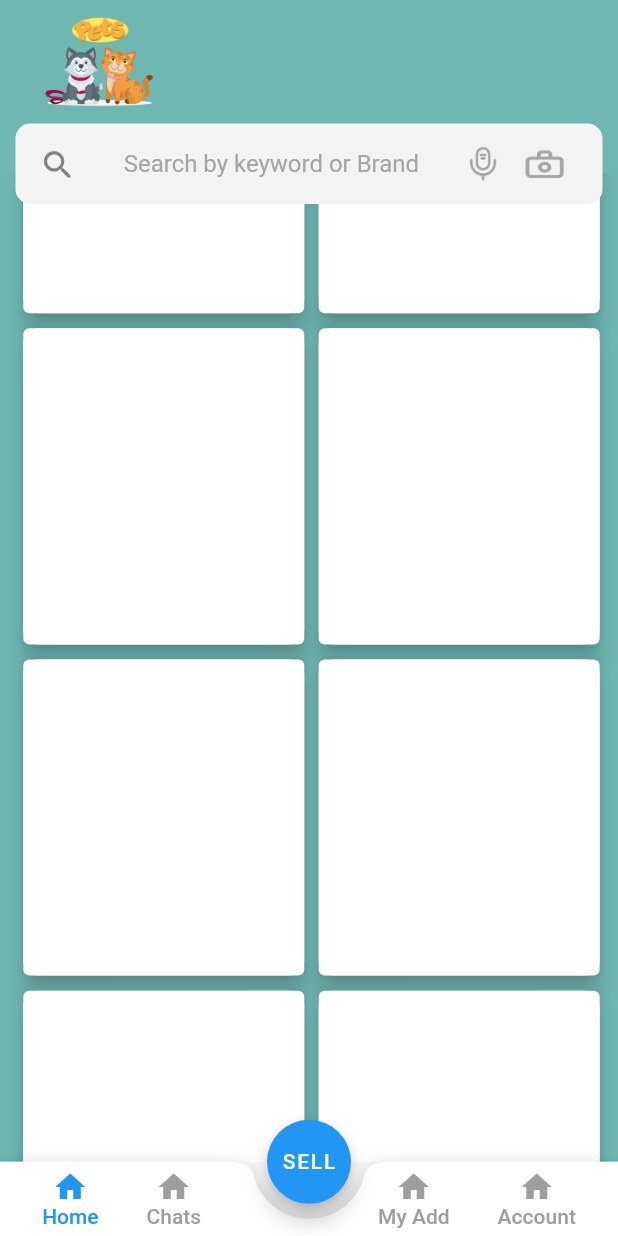
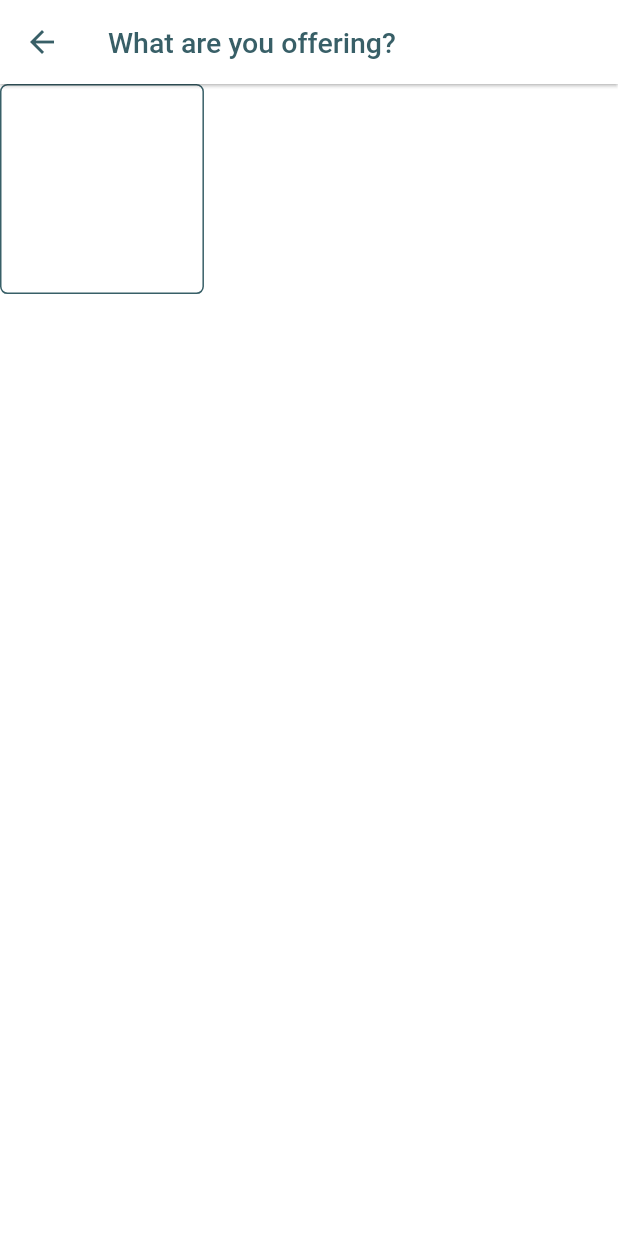
Before and after one commit to shaheensha-007/pet-food1, a Flutter app: the BottomNavigation screen opened directly, scrolled down 576 dp, after a tap on "SELL", on a phone screen of 412 x 824 dp. Run offline on Flutter 3.47's test engine with Material 2 defaults, Android fonts, the phone set to English and light mode, and no system bars; our stand-ins replace firebase_auth, firebase_core, fluttertoast, shared_preferences; accounts and stored records are empty.

Commit message:
home ui creation completed

```diff
--- /dev/null
+++ b/lib/BottomNavigationScreen/Sell/offering.dart
@@ -0,0 +1,40 @@
+import 'package:flutter/material.dart';
+
+class SellBaseScreen extends StatefulWidget {
+  const SellBaseScreen({Key? key}) : super(key: key);
+
+  @override
+  State<SellBaseScreen> createState() => _SellBaseScreenState();
+}
+
+class _SellBaseScreenState extends State<SellBaseScreen> {
+  @override
+  Widget build(BuildContext context) {
+    var mwidth = MediaQuery.of(context).size.width;
+    var mheight = MediaQuery.of(context).size.height;
+    return Scaffold(
+      backgroundColor: Colors.white,
+      appBar: AppBar(
+        leading: IconButton(
+          icon: Icon(
+            Icons.arrow_back,
+            color: Color(0xff385f67),
+          ),
+          onPressed: () => Navigator.of(context).pop(),
+        ),
+        backgroundColor: Colors.white,
+        elevation: 0.9,
+        title: Text(
+          'What are you offering?',
+          style: TextStyle(color: Color(0xff385f67), fontSize: 19),
+        ),
+      ),
+      body: Container(
+        width: mwidth * 0.33,
+        height: mheight * 0.17,
+        decoration: BoxDecoration(borderRadius: BorderRadius.circular(5),border: Border.all(color: Color(0xff385f67))),
+        child: Center(child: Container(width: mwidth*0.03,),),
+      ),
+    );
+  }
+}
--- a/lib/BottomNavigationScreen/home_screen.dart
+++ b/lib/BottomNavigationScreen/home_screen.dart
@@ -21,7 +21,7 @@ class _HomeScreenState extends State<HomeScreen> {
             toolbarHeight: 0,
             centerTitle: false,
             elevation: 0,
-            backgroundColor: Color(0xff6fb8b2),
+            backgroundColor: Colors.white,
             automaticallyImplyLeading: false,
             primary: false,
             bottom: PreferredSize(
@@ -92,7 +92,7 @@ class _HomeScreenState extends State<HomeScreen> {
                     ),
                   ]),
             )),
-        backgroundColor: Color(0xff6fb8b2),
+        backgroundColor: Colors.white,
         body: GridView.count(
             childAspectRatio: (itemWidth / itemHeight),
             padding: EdgeInsets.only(
@@ -115,6 +115,71 @@ class _HomeScreenState extends State<HomeScreen> {
                       decoration: BoxDecoration(
                           borderRadius: BorderRadius.circular(10),
                           color: Colors.white),
+                      child: Column(
+                        children: [
+                          SizedBox(
+                            height: mheight * 0.01,
+                          ),
+                          Container(
+                            width: mwidth * 0.42,
+                            height: mheight * 0.145,
+                            color: Colors.red,
+                            child: Image.asset(
+                              'assets/dog.jpeg',
+                              fit: BoxFit.cover,
+                            ),
+                          ),
+                          SizedBox(
+                            height: mheight * 0.005,
+                          ),
+                          Container(
+                              width: mwidth * 0.42,
+                              height: mheight * 0.09,padding: EdgeInsets.only(left: mwidth*0.013),
+                              child: Column(
+                                crossAxisAlignment: CrossAxisAlignment.start,
+                                mainAxisAlignment:
+                                    MainAxisAlignment.spaceEvenly,
+                                children: [
+                                  Text(
+                                    'Dalmatian',
+                                    style: TextStyle(
+                                        color: Colors.black,
+                                        fontSize: 16,
+                                        fontWeight: FontWeight.w500),
+                                  ),
+                                  Text(
+                                    'Dog Breed',
+                                    style: TextStyle(
+                                        color: Color(0xff385f67), fontSize: 12),
+                                  ),
+                                  Text(
+                                    '₹ 15000',
+                                    style: TextStyle(
+                                        color: Colors.black,
+                                        fontWeight: FontWeight.w400,
+                                        fontSize: 15),
+                                  ),
+                                  Row(
+                                    children: [
+                                      Icon(
+                                        Icons.location_on_outlined,
+                                        size: 12,
+                                        color: Colors.grey,
+                                      ),
+                                      SizedBox(
+                                        width: mwidth * 0.01,
+                                      ),
+                                      Text(
+                                        'MALAPPURAM',
+                                        style: TextStyle(
+                                            color: Colors.grey, fontSize: 12),
+                                      )
+                                    ],
+                                  )
+                                ],
+                              ))
+                        ],
+                      ),
                     ),
                   ),
                 );
--- a/lib/bottom_Navigation_base_screen.dart
+++ b/lib/bottom_Navigation_base_screen.dart
@@ -3,6 +3,8 @@ import 'package:pet_shop/BottomNavigationScreen/account_screen.dart';
 import 'package:pet_shop/BottomNavigationScreen/chat_screen.dart';
 import 'package:pet_shop/BottomNavigationScreen/home_screen.dart';
 import 'package:pet_shop/BottomNavigationScreen/my_ads_screen.dart';
+
+import 'BottomNavigationScreen/Sell/offering.dart';
 
 class BottomNavigation extends StatefulWidget {
   const BottomNavigation({Key? key}) : super(key: key);
@@ -26,15 +28,15 @@ class _BottomNavigationState extends State<BottomNavigation> {
         bucket: bucket,
         child: currentScreen,
       ),
-      floatingActionButton: FloatingActionButton(
-        onPressed: () {},child: Text('SELL'),
+      floatingActionButton: FloatingActionButton(backgroundColor: Color(0xff385f67),
+        onPressed: ()=>Navigator.of(context).push(MaterialPageRoute(builder: (BuildContext a)=>SellBaseScreen())),child: Text('SELL'),
       ),
       floatingActionButtonLocation: FloatingActionButtonLocation.centerDocked,
       bottomNavigationBar: BottomAppBar(
         shape: CircularNotchedRectangle(),
-        notchMargin: 10,
+        notchMargin: mwidth*0.02,
         child: Container(
-          height: mheight * 0.06,
+          height: mheight * 0.07,
           child: Row(
             mainAxisAlignment: MainAxisAlignment.spaceEvenly,
             children: [
@@ -53,14 +55,13 @@ class _BottomNavigationState extends State<BottomNavigation> {
                       mainAxisAlignment: MainAxisAlignment.center,
                       children: [
                         Icon(
-                          Icons.home,
-                          color: currentTab == 0 ? Colors.blue : Colors.grey,
+                          currentTab==0?Icons.home:Icons.home_outlined,
+                          color: Color(0xff385f67),
                         ),
                         Text(
                           'Home',
                           style: TextStyle(
-                              color:
-                                  currentTab == 0 ? Colors.blue : Colors.grey),
+                              color: Color(0xff385f67)),
                         )
                       ],
                     ),
@@ -76,14 +77,13 @@ class _BottomNavigationState extends State<BottomNavigation> {
                       mainAxisAlignment: MainAxisAlignment.center,
                       children: [
                         Icon(
-                          Icons.home,
-                          color: currentTab == 1 ? Colors.blue : Colors.grey,
+                          currentTab==1?Icons.chat:Icons.chat_outlined,
+                          color:Color(0xff385f67),
                         ),
                         Text(
                           'Chats',
                           style: TextStyle(
-                              color:
-                              currentTab == 1 ? Colors.blue : Colors.grey),
+                              color: Color(0xff385f67)),
                         )
                       ],
                     ),
@@ -104,14 +104,13 @@ class _BottomNavigationState extends State<BottomNavigation> {
                       mainAxisAlignment: MainAxisAlignment.center,
                       children: [
                         Icon(
-                          Icons.home,
-                          color: currentTab == 2 ? Colors.blue : Colors.grey,
+                          currentTab==2?Icons.favorite:Icons.favorite_outline_rounded,
+                          color:Color(0xff385f67),
                         ),
                         Text(
                           'My Add',
                           style: TextStyle(
-                              color:
-                              currentTab == 2 ? Colors.blue : Colors.grey),
+                              color: Color(0xff385f67)),
                         )
                       ],
                     ),
@@ -127,14 +126,13 @@ class _BottomNavigationState extends State<BottomNavigation> {
                       mainAxisAlignment: MainAxisAlignment.center,
                       children: [
                         Icon(
-                          Icons.home,
-                          color: currentTab == 3 ? Colors.blue : Colors.grey,
+                          currentTab==3?Icons.account_circle:Icons.account_circle_outlined,
+                          color:Color(0xff385f67),
                         ),
                         Text(
                           'Account',
                           style: TextStyle(
-                              color:
-                              currentTab == 3 ? Colors.blue : Colors.grey),
+                              color: Color(0xff385f67)),
                         )
                       ],
                     ),
```
Also changed, not shown: assets/dog.jpeg (added), pubspec.lock.
